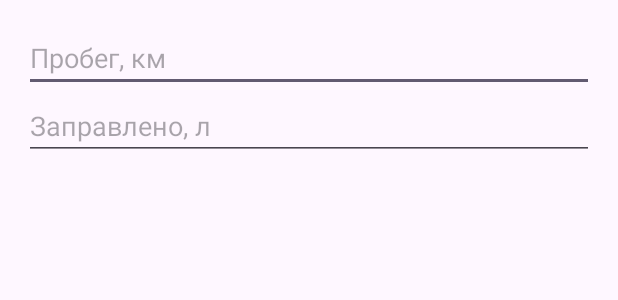
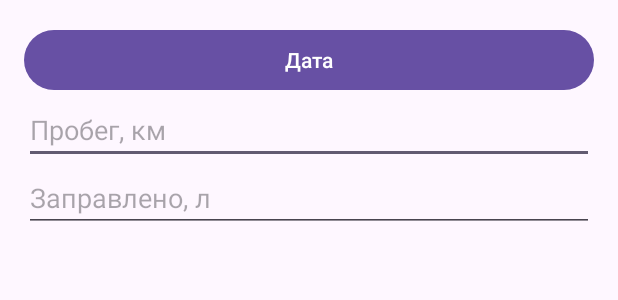
Before and after one commit to psyxozavr/fuel-tracker, an Android app: the layout dialog_day.xml on its own in the app's theme, with its tools: preview values and no code run, on a phone screen of 412 x 824 dp. Shown: the top 300 px of the screen. Run offline under Robolectric (Android 15) with nearby library versions, the phone set to English and light mode, and no system bars.

Commit message:
Update dialog_day.xml

```diff
--- a/app/src/main/res/layout/dialog_day.xml
+++ b/app/src/main/res/layout/dialog_day.xml
@@ -4,6 +4,12 @@
     android:layout_height="wrap_content"
     android:orientation="vertical"
     android:padding="16dp">
+
+    <Button
+        android:id="@+id/btnPickDate"
+        android:layout_width="match_parent"
+        android:layout_height="wrap_content"
+        android:text="Дата" />
 
     <EditText
         android:id="@+id/etMileage"
```
